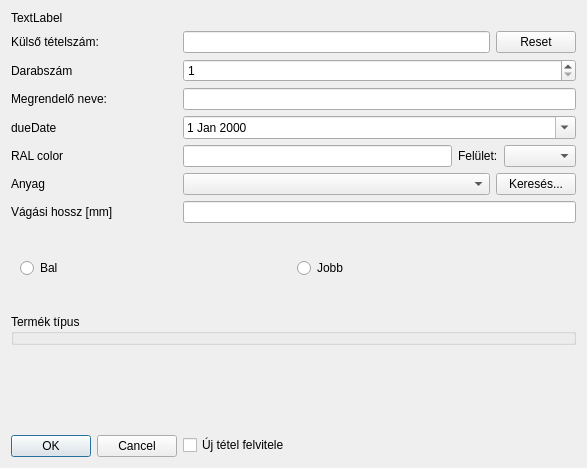
This is view/dialog/input/addinputdialog.ui in horvathzoltan/cutplannerpro as Qt 5 draws it before an edit. The edited form follows.
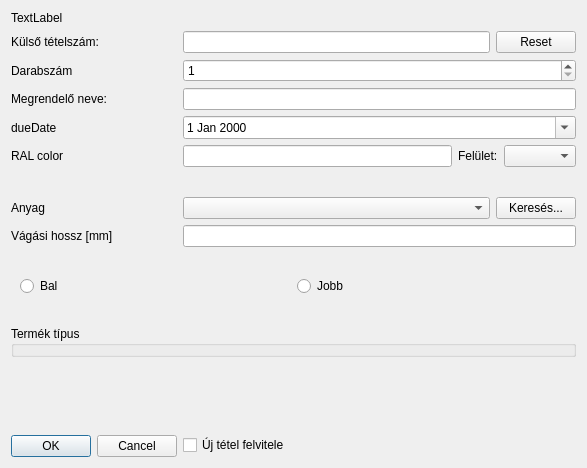
This is the edited form.

Patch:
```diff
--- a/view/dialog/input/addinputdialog.ui
+++ b/view/dialog/input/addinputdialog.ui
@@ -38,17 +38,17 @@
      </property>
     </widget>
    </item>
-   <item row="11" column="0">
+   <item row="12" column="0">
     <widget class="QLabel" name="label">
      <property name="text">
       <string>Vágási hossz [mm]</string>
      </property>
     </widget>
    </item>
-   <item row="11" column="1">
+   <item row="12" column="1">
     <widget class="QLineEdit" name="editLength"/>
    </item>
-   <item row="14" column="0" colspan="2">
+   <item row="15" column="0" colspan="2">
     <widget class="QGroupBox" name="groupBox_productType">
      <property name="title">
       <string>Termék típus</string>
@@ -135,7 +135,7 @@
      </property>
     </widget>
    </item>
-   <item row="12" column="0" colspan="2">
+   <item row="13" column="0" colspan="2">
     <widget class="QStackedWidget" name="stackHandlerSide">
      <widget class="QWidget" name="pageRadio">
       <layout class="QHBoxLayout">
@@ -189,7 +189,7 @@
      </property>
     </widget>
    </item>
-   <item row="18" column="0" colspan="2">
+   <item row="19" column="0" colspan="2">
     <widget class="QStackedWidget" name="stackedWidget_stackSubtype">
      <property name="currentIndex">
       <number>1</number>
@@ -215,6 +215,11 @@
      </item>
     </layout>
    </item>
+   <item row="9" column="0" colspan="2">
+    <widget class="QWidget" name="colorPreviewPanel">
+     <layout class="QHBoxLayout" name="layout_colorPreview"/>
+    </widget>
+   </item>
   </layout>
  </widget>
  <tabstops>
```
Left out of the diff: 4 changed lines with no effect on the pictures.
